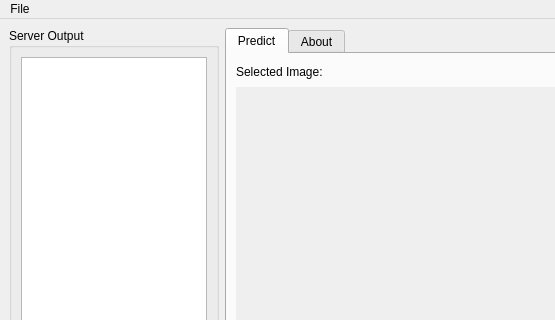
First picture: the form in Client/gui/ui/mainwindow.ui, repository Amzo/pneumonia, before the edit; both pictures show x 0 to 555 and y 0 to 320 of the 1322 by 769 pixel window.
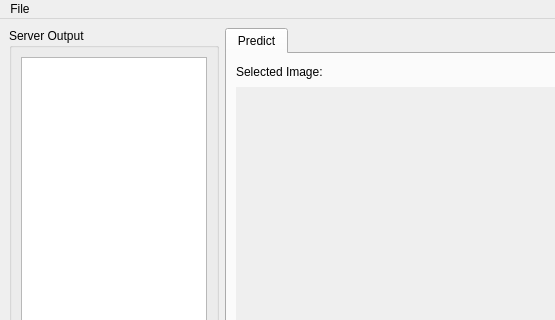
Second picture: the form after the edit.

The edit to the form file:
```diff
--- a/Client/gui/ui/mainwindow.ui
+++ b/Client/gui/ui/mainwindow.ui
@@ -206,11 +206,6 @@
           </item>
          </layout>
         </widget>
-        <widget class="QWidget" name="tab_2">
-         <attribute name="title">
-          <string>About</string>
-         </attribute>
-        </widget>
        </widget>
       </item>
      </layout>
```
Left out of the diff: 4 changed lines with no effect on the pictures.
